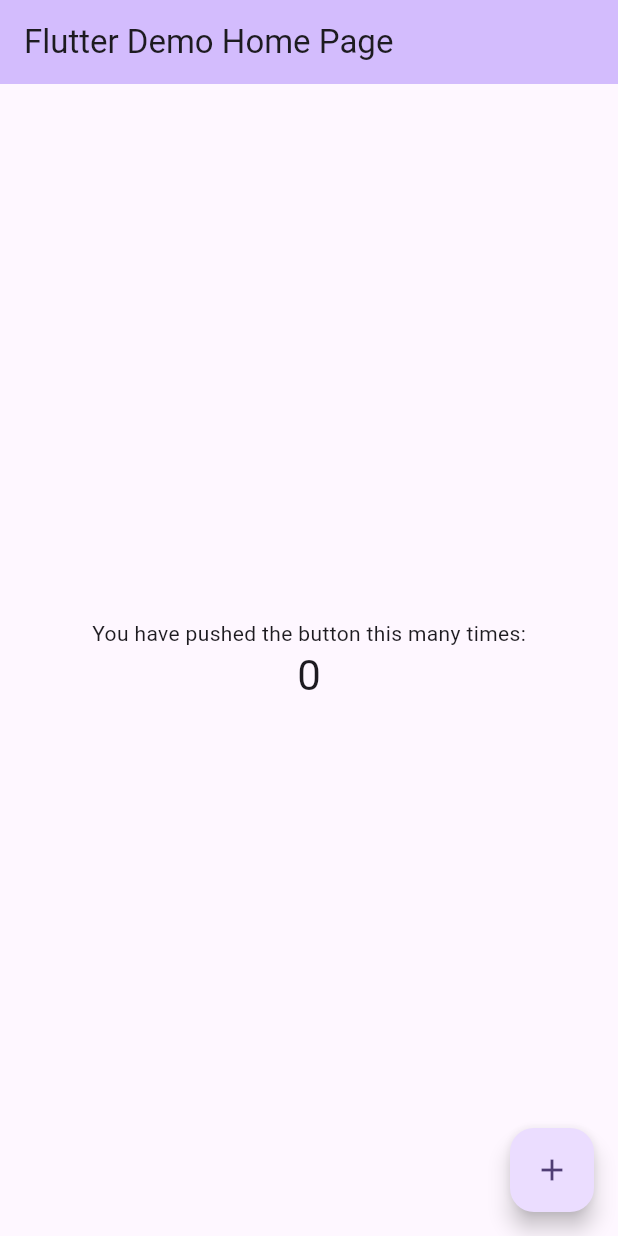
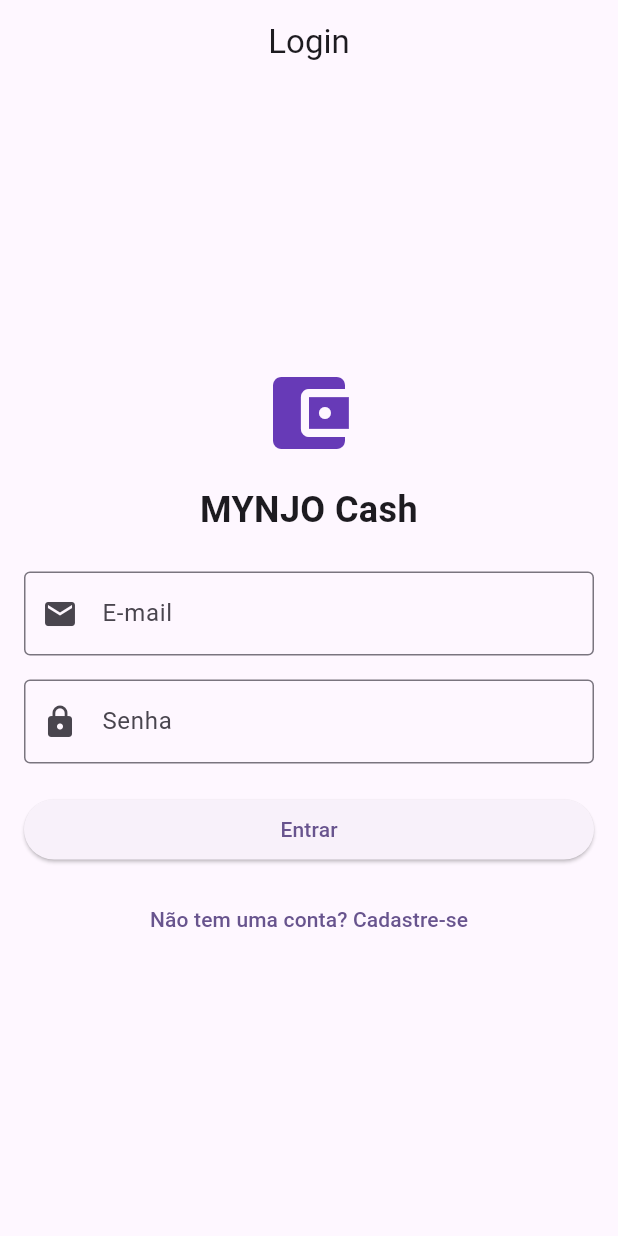
Before and after one commit to OtavioTadeu/MYNJO, a Flutter app: the screen it shows after launch, on a phone screen of 412 x 824 dp. Run offline on Flutter 3.47's test engine with Material 3 defaults, Android fonts, the phone set to English and light mode, and no system bars.

Commit message:
feat: implementa telas funcionais de login, cadastro e início com validação

```diff
--- a/lib/main.dart
+++ b/lib/main.dart
@@ -1,6 +1,5 @@
 import 'package:flutter/material.dart';
 import 'screens/login.dart';
-import 'screens/inicio.dart';
 
 void main() {
   runApp(const MyApp());
@@ -9,64 +8,16 @@ void main() {
 class MyApp extends StatelessWidget {
   const MyApp({super.key});
 
-  // This widget is the root of your application.
   @override
   Widget build(BuildContext context) {
     return MaterialApp(
-      title: 'Flutter Demo',
+      debugShowCheckedModeBanner: false,
+      title: 'MYNJO Cash',
       theme: ThemeData(
         colorScheme: ColorScheme.fromSeed(seedColor: Colors.deepPurple),
         useMaterial3: true,
       ),
-      home: const MyHomePage(title: 'Flutter Demo Home Page'),
+      home: const TelaLogin(),
     );
   }
 }
-
-class MyHomePage extends StatefulWidget {
-  const MyHomePage({super.key, required this.title});
-
-  final String title;
-
-  @override
-  State<MyHomePage> createState() => _MyHomePageState();
-}
-
-class _MyHomePageState extends State<MyHomePage> {
-  int _counter = 0;
-
-  void _incrementCounter() {
-    setState(() {
-      _counter++;
-    });
-  }
-
-  @override
-  Widget build(BuildContext context) {
-    return Scaffold(
-      appBar: AppBar(
-        backgroundColor: Theme.of(context).colorScheme.inversePrimary,
-        title: Text(widget.title),
-      ),
-      body: Center(
-        child: Column(
-          mainAxisAlignment: MainAxisAlignment.center,
-          children: <Widget>[
-            const Text(
-              'You have pushed the button this many times:',
-            ),
-            Text(
-              '$_counter',
-              style: Theme.of(context).textTheme.headlineMedium,
-            ),
-          ],
-        ),
-      ),
-      floatingActionButton: FloatingActionButton(
-        onPressed: _incrementCounter,
-        tooltip: 'Increment',
-        child: const Icon(Icons.add),
-      ),
-    );
-  }
-}
--- /dev/null
+++ b/lib/models/usuario.dart
@@ -0,0 +1,20 @@
+class Usuario {
+  final String nome;
+  final String email;
+  final String senha;
+
+  Usuario({
+    required this.nome,
+    required this.email,
+    required this.senha,
+  });
+}
+
+// Lista de usuários cadastrados em memória para testes e persistência durante a execução
+final List<Usuario> usuariosCadastrados = [
+  Usuario(
+    nome: 'Usuário Teste',
+    email: 'teste@mynjo.com',
+    senha: '123456',
+  ),
+];
--- a/lib/screens/login.dart
+++ b/lib/screens/login.dart
@@ -1,39 +1,166 @@
 import 'package:flutter/material.dart';
+import '../models/usuario.dart';
+import 'cadastro.dart';
+import 'inicio.dart';
 
-class telaLogin extends StatefulWidget {
-  const telaLogin({super.key});
+
+class TelaLogin extends StatefulWidget {
+  const TelaLogin({super.key});
 
   @override
-  State<telaLogin> createState() => _telaLoginState();
+  State<TelaLogin> createState() => _TelaLoginState();
 }
 
-class _telaLoginState extends State<telaLogin> {
+class _TelaLoginState extends State<TelaLogin> {
+  final _formKey = GlobalKey<FormState>();
+
+  final _emailController = TextEditingController();
+  final _senhaController = TextEditingController();
+
+  final _emailRegEx = RegExp(r'^[\w-\.]+@([\w-]+\.)+[\w-]{2,4}$');
+
+  @override
+  void dispose() {
+    _emailController.dispose();
+    _senhaController.dispose();
+    super.dispose();
+  }
+
+  void _entrar() {
+    if (_formKey.currentState?.validate() ?? false) {
+      final email = _emailController.text.trim();
+      final senha = _senhaController.text;
+
+      // Procura o usuário na lista em memória
+      final usuarioEncontrado = usuariosCadastrados.cast<Usuario?>().firstWhere(
+            (u) =>
+                u != null &&
+                u.email.toLowerCase() == email.toLowerCase() &&
+                u.senha == senha,
+            orElse: () => null,
+          );
+
+      if (usuarioEncontrado != null) {
+        ScaffoldMessenger.of(context).showSnackBar(
+          SnackBar(
+            content: Text('Bem-vindo(a), ${usuarioEncontrado.nome}!'),
+            backgroundColor: Colors.green,
+          ),
+        );
+
+        // Navega para a tela inicial
+        Navigator.pushReplacement(
+          context,
+          MaterialPageRoute(
+            builder: (context) => TelaInicio(usuario: usuarioEncontrado),
+          ),
+        );
+      } else {
+        ScaffoldMessenger.of(context).showSnackBar(
+          const SnackBar(
+            content: Text('E-mail ou senha inválidos!'),
+            backgroundColor: Colors.red,
+          ),
+        );
+      }
+    }
+  }
+
+  void _irParaCadastro() {
+    Navigator.push(
+      context,
+      MaterialPageRoute(
+        builder: (context) => const TelaCadastro(),
+      ),
+    );
+  }
+
   @override
   Widget build(BuildContext context) {
     return Scaffold(
       appBar: AppBar(
         title: const Text('Login'),
+        centerTitle: true,
       ),
-
       body: Center(
+        child: SingleChildScrollView(
+          padding: const EdgeInsets.all(16.0),
+          child: Form(
+            key: _formKey,
+            autovalidateMode: AutovalidateMode.onUserInteraction,
             child: Column(
               mainAxisAlignment: MainAxisAlignment.center,
-          children: <Widget>[
+              crossAxisAlignment: CrossAxisAlignment.stretch,
+              children: [
+                const Icon(
+                  Icons.account_balance_wallet,
+                  size: 64,
+                  color: Colors.deepPurple,
+                ),
+                const SizedBox(height: 16),
                 const Text(
-              'Login Screen',
-              style: TextStyle(fontSize: 24),
+                  'MYNJO Cash',
+                  textAlign: TextAlign.center,
+                  style: TextStyle(
+                    fontSize: 24,
+                    fontWeight: FontWeight.bold,
+                  ),
+                ),
+                const SizedBox(height: 24),
+                TextFormField(
+                  controller: _emailController,
+                  keyboardType: TextInputType.emailAddress,
+                  decoration: const InputDecoration(
+                    labelText: 'E-mail',
+                    hintText: 'Digite seu e-mail',
+                    prefixIcon: Icon(Icons.email),
+                    border: OutlineInputBorder(),
+                  ),
+                  validator: (value) {
+                    if (value == null || value.trim().isEmpty) {
+                      return 'Digite seu e-mail';
+                    }
+                    if (!_emailRegEx.hasMatch(value.trim())) {
+                      return 'E-mail inválido';
+                    }
+                    return null;
+                  },
+                ),
+                const SizedBox(height: 16),
+                TextFormField(
+                  controller: _senhaController,
+                  obscureText: true,
+                  decoration: const InputDecoration(
+                    labelText: 'Senha',
+                    hintText: 'Digite sua senha',
+                    prefixIcon: Icon(Icons.lock),
+                    border: OutlineInputBorder(),
+                  ),
+                  validator: (value) {
+                    if (value == null || value.isEmpty) {
+                      return 'Digite sua senha';
+                    }
+                    if (value.length < 6) {
+                      return 'A senha deve ter pelo menos 6 caracteres';
+                    }
+                    return null;
+                  },
                 ),
                 const SizedBox(height: 20),
                 ElevatedButton(
-              onPressed: () {
-                // Handle login button press
-              },
-              child: const Text('Login'),
+                  onPressed: _entrar,
+                  child: const Text('Entrar'),
+                ),
+                const SizedBox(height: 12),
+                TextButton(
+                  onPressed: _irParaCadastro,
+                  child: const Text('Não tem uma conta? Cadastre-se'),
                 ),
               ],
             ),
-      )
+          ),
+        ),
+      ),
     );
-
   }
 }
```
Also changed, not shown: lib/screens/cadastro.dart (+175 -0 lines), lib/screens/inicio.dart (+72 -0 lines), pubspec.lock, 1 other file. Lines whose indentation alone changed are shown as unchanged.
